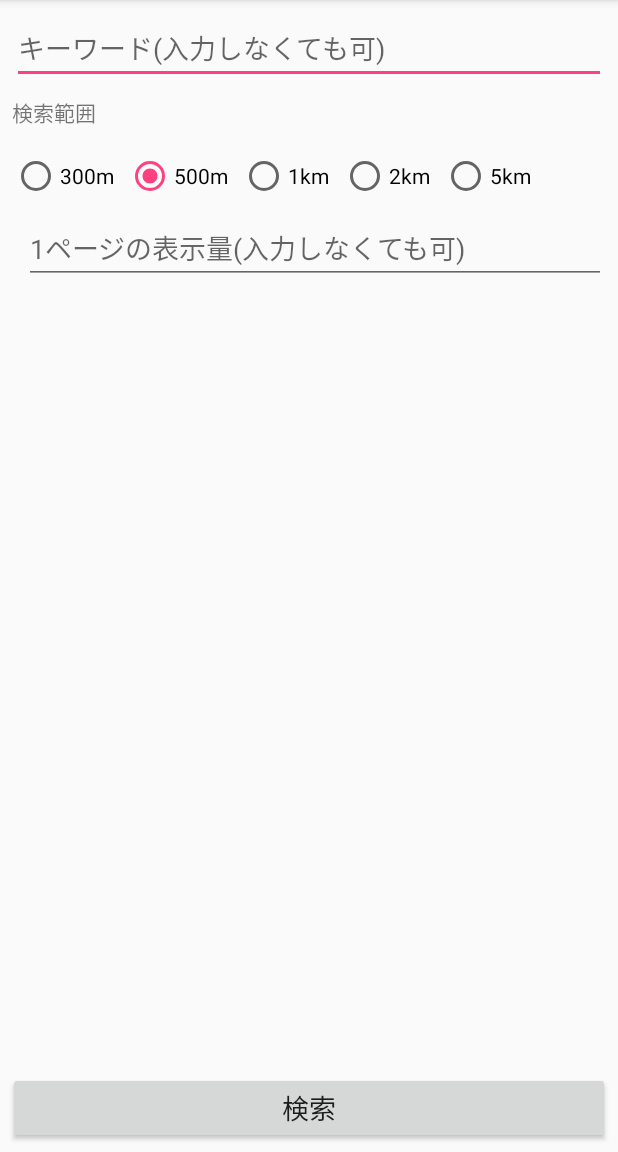
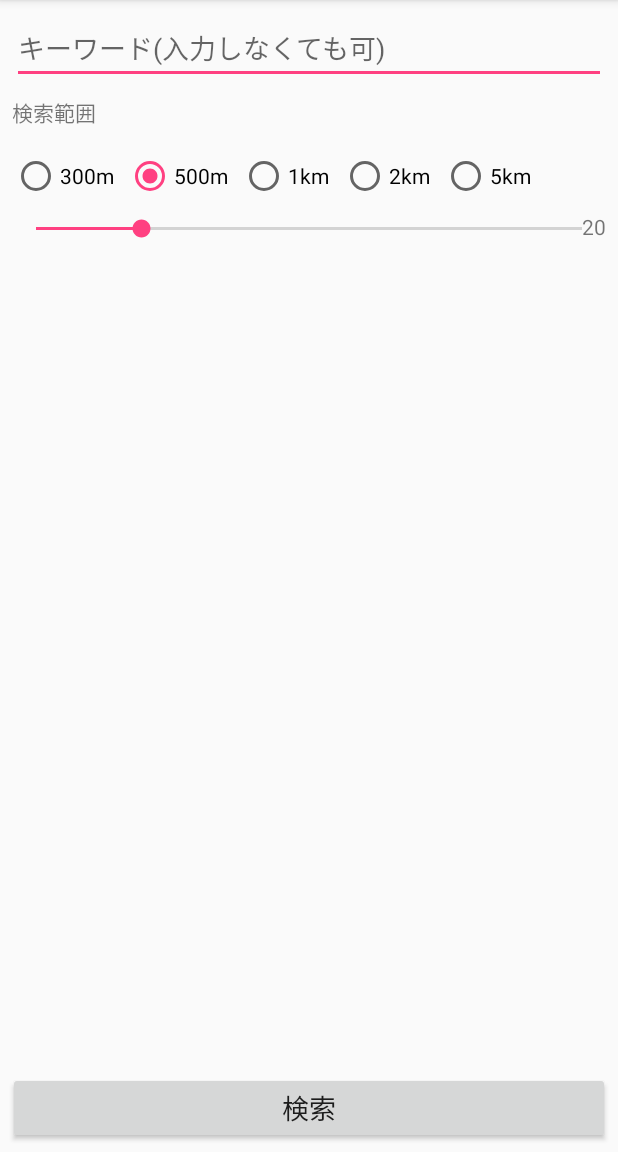
Before and after one commit to Yuki-Otk/H30Fenrir, an Android app: the screen it shows after launch (LocationActivity), on a phone screen of 412 x 824 dp, the part 84-1236 px from its top. Run offline under Robolectric (Android 15) with nearby library versions, the phone set to English and light mode, and no system bars.

Commit message:
change_表示検索数の部分をスニークバーで指定できるようにした

```diff
--- a/app/src/main/java/com/example/otkyu/h30fenrir/LocationActivity.java
+++ b/app/src/main/java/com/example/otkyu/h30fenrir/LocationActivity.java
@@ -22,6 +22,8 @@ import android.widget.Button;
 import android.widget.EditText;
 import android.widget.RadioButton;
 import android.widget.RadioGroup;
+import android.widget.SeekBar;
+import android.widget.TextView;
 import android.widget.Toast;
 
 
@@ -67,6 +69,8 @@ public class LocationActivity extends AppCompatActivity {
     private GnaviAPI gnaviAPI;
     GnaviRequestEntity gnaviRequestEntity;
     private Button searchButton;
+    TextView pageTextView;
+
 
     @Override
     protected void onCreate(Bundle savedInstanceState) {
@@ -79,6 +83,34 @@ public class LocationActivity extends AppCompatActivity {
         createLocationCallback();
         createLocationRequest();
         buildLocationSettingsRequest();
+
+        //スニークバー
+        SeekBar seekBar = (SeekBar) findViewById(R.id.page_seekBar);//pageスニーク
+        pageTextView = (TextView) findViewById(R.id.page_textView);//page表示
+        String num = String.valueOf(seekBar.getProgress());
+        pageTextView.setText(num);
+        seekBar.setOnSeekBarChangeListener(new SeekBar.OnSeekBarChangeListener() {
+
+            @Override
+            public void onProgressChanged(SeekBar seekBar, int i, boolean b) {//動かしたとき
+                if(i==0){
+                    seekBar.setProgress(1);
+                    i=1;
+                }
+                String num = String.valueOf(i);
+                pageTextView.setText(num);
+            }
+
+            @Override
+            public void onStartTrackingTouch(SeekBar seekBar) {
+
+            }
+
+            @Override
+            public void onStopTrackingTouch(SeekBar seekBar) {
+
+            }
+        });
 
         // 検索
         searchButton = (Button) findViewById(R.id.search_button);
@@ -97,7 +129,6 @@ public class LocationActivity extends AppCompatActivity {
                 }
             }
         });
-
         startLocationUpdates();//強制開始
 
     }
@@ -112,8 +143,7 @@ public class LocationActivity extends AppCompatActivity {
         gnaviRequestEntity.setRange(checkStr);//範囲をセット
         EditText keywordEditText = (EditText) findViewById(R.id.keyword_editText);
         String freeword = keywordEditText.getText().toString();
-        EditText pageEditText = (EditText) findViewById(R.id.page_editText);
-        String page = pageEditText.getText().toString();
+        String page = (String) pageTextView.getText();
         if (page.equals("")) {
             page = "20";
         }
--- /dev/null
+++ b/app/src/main/res/layout-v26/activity_main.xml
@@ -0,0 +1,123 @@
+<?xml version="1.0" encoding="utf-8"?>
+<android.support.constraint.ConstraintLayout xmlns:android="http://schemas.android.com/apk/res/android"
+    xmlns:app="http://schemas.android.com/apk/res-auto"
+    xmlns:tools="http://schemas.android.com/tools"
+    android:layout_width="match_parent"
+    android:layout_height="match_parent"
+    tools:context="com.example.otkyu.h30fenrir.MainActivity">
+
+    <Button
+        android:id="@+id/search_button"
+        android:layout_width="0dp"
+        android:layout_height="wrap_content"
+        android:layout_margin="5dp"
+        android:layout_marginBottom="8dp"
+        android:layout_marginEnd="8dp"
+        android:layout_marginStart="8dp"
+        android:layout_weight="1"
+        android:text="@string/search"
+        android:textSize="18sp"
+        app:layout_constraintBottom_toBottomOf="parent"
+        app:layout_constraintEnd_toEndOf="parent"
+        app:layout_constraintStart_toStartOf="parent" />
+
+    <EditText
+        android:id="@+id/keyword_editText"
+        android:layout_width="0dp"
+        android:layout_height="wrap_content"
+        android:layout_marginEnd="8dp"
+        android:layout_marginStart="8dp"
+        android:layout_marginTop="8dp"
+        android:ems="10"
+        android:hint="@string/freewordHint"
+        android:inputType="textPersonName"
+        app:layout_constraintEnd_toEndOf="parent"
+        app:layout_constraintStart_toStartOf="parent"
+        app:layout_constraintTop_toTopOf="parent" />
+
+    <TextView
+        android:id="@+id/page_textView"
+        android:layout_width="wrap_content"
+        android:layout_height="wrap_content"
+        android:text="20"
+        android:layout_marginEnd="8dp"
+        android:layout_marginTop="8dp"
+        app:layout_constraintEnd_toEndOf="parent"
+        app:layout_constraintTop_toBottomOf="@+id/radiogroup" />
+
+    <TextView
+        android:id="@+id/search_textView"
+        android:layout_width="wrap_content"
+        android:layout_height="wrap_content"
+        android:layout_marginStart="8dp"
+        android:layout_marginTop="8dp"
+        android:text="@string/rangeJa"
+        app:layout_constraintStart_toStartOf="parent"
+        app:layout_constraintTop_toBottomOf="@+id/keyword_editText" />
+
+    <RadioGroup
+        android:id="@+id/radiogroup"
+        android:layout_width="0dp"
+        android:layout_height="wrap_content"
+        android:layout_marginTop="8dp"
+        android:orientation="horizontal"
+        app:layout_constraintTop_toBottomOf="@+id/search_textView"
+        tools:ignore="MissingConstraints">
+
+        <RadioButton
+            android:id="@+id/three_m_radioButton"
+            android:layout_width="wrap_content"
+            android:layout_height="wrap_content"
+            android:layout_marginStart="8dp"
+            android:layout_marginTop="8dp"
+            android:text="@string/threeM" />
+
+        <RadioButton
+            android:id="@+id/five_m_radioButton"
+            android:layout_width="wrap_content"
+            android:layout_height="wrap_content"
+            android:layout_marginStart="8dp"
+            android:layout_marginTop="8dp"
+            android:checked="true"
+            android:text="@string/fivem" />
+
+        <RadioButton
+            android:id="@+id/one_km_radioButton"
+            android:layout_width="wrap_content"
+            android:layout_height="wrap_content"
+            android:layout_marginStart="8dp"
+            android:layout_marginTop="8dp"
+            android:text="@string/oneKm" />
+
+        <RadioButton
+            android:id="@+id/tow_km_radioButton"
+            android:layout_width="wrap_content"
+            android:layout_height="wrap_content"
+            android:layout_marginStart="8dp"
+            android:layout_marginTop="8dp"
+            android:text="@string/twoKm" />
+
+        <RadioButton
+            android:id="@+id/three_km_radioButton"
+            android:layout_width="wrap_content"
+            android:layout_height="wrap_content"
+            android:layout_marginStart="8dp"
+            android:layout_marginTop="8dp"
+            android:text="@string/fiveKm" />
+    </RadioGroup>
+
+    <SeekBar
+        android:id="@+id/page_seekBar"
+        android:layout_width="match_parent"
+        android:layout_height="wrap_content"
+        android:layout_marginEnd="8dp"
+        android:layout_marginRight="10dp"
+        android:progress="20"
+        android:min="1"
+        android:layout_marginStart="8dp"
+        android:layout_marginTop="10dp"
+        app:layout_constraintEnd_toStartOf="@+id/page_textView"
+        app:layout_constraintStart_toStartOf="parent"
+        app:layout_constraintTop_toBottomOf="@+id/radiogroup"
+        tools:ignore="RtlHardcoded" />
+</android.support.constraint.ConstraintLayout>
--- a/app/src/main/res/layout/activity_main.xml
+++ b/app/src/main/res/layout/activity_main.xml
@@ -35,18 +35,15 @@
         app:layout_constraintStart_toStartOf="parent"
         app:layout_constraintTop_toTopOf="parent" />
 
-    <EditText
-        android:id="@+id/page_editText"
-        android:layout_width="match_parent"
+    <TextView
+        android:id="@+id/page_textView"
+        android:layout_width="wrap_content"
         android:layout_height="wrap_content"
         android:layout_marginEnd="8dp"
-        android:layout_marginStart="16dp"
         android:layout_marginTop="8dp"
-        android:hint="@string/pageHint"
-        android:inputType="number"
+        android:text="20"
         app:layout_constraintEnd_toEndOf="parent"
-        app:layout_constraintStart_toStartOf="parent"
-        app:layout_constraintTop_toBottomOf="@+id/radiogroup" />
+        app:layout_constraintTop_toBottomOf="@+id/textView" />
 
     <TextView
         android:id="@+id/search_textView"
@@ -108,4 +105,31 @@
             android:layout_marginTop="8dp"
             android:text="@string/fiveKm" />
     </RadioGroup>
+
+    <SeekBar
+        android:id="@+id/page_seekBar"
+        android:layout_width="match_parent"
+        android:layout_height="wrap_content"
+        android:layout_marginEnd="25dp"
+        android:layout_marginStart="8dp"
+        android:layout_marginTop="8dp"
+        android:max="100"
+        android:min="1"
+        android:progress="20"
+        app:layout_constraintEnd_toStartOf="@+id/page_textView"
+        app:layout_constraintHorizontal_bias="0.051"
+        app:layout_constraintStart_toStartOf="parent"
+        app:layout_constraintTop_toBottomOf="@+id/textView"
+        tools:ignore="RtlHardcoded" />
+
+    <TextView
+        android:id="@+id/textView"
+        android:layout_width="wrap_content"
+        android:layout_height="wrap_content"
+        android:layout_marginStart="8dp"
+        android:layout_marginTop="8dp"
+        android:text="@string/resultPageNum"
+        app:layout_constraintStart_toStartOf="parent"
+        app:layout_constraintTop_toBottomOf="@+id/radiogroup" />
+
 </android.support.constraint.ConstraintLayout>
--- a/app/src/main/res/values/strings.xml
+++ b/app/src/main/res/values/strings.xml
@@ -23,4 +23,5 @@
     <string name="freewordHint">キーワード(入力しなくても可)</string>
     <string name="pageHint">1ページの表示量(入力しなくても可)</string>
     <string name="shopimg">shopImg</string>
+    <string name="resultPageNum">検索結果表示数</string>
 </resources>
```
